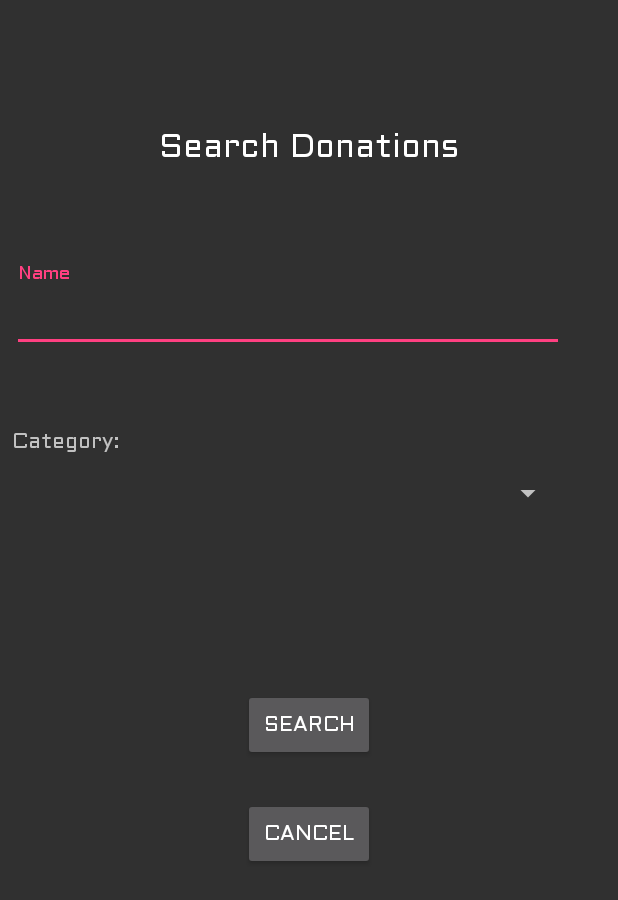
After one commit to jacobzipper/donationTrackerCS2340, an Android app: the layout donation_search_view.xml on its own in the app's theme, with its tools: preview values and no code run, on a phone screen of 412 x 824 dp. The commit adds this screen. Shown: the top 900 px of the screen. Run offline under Robolectric (Android 15) with nearby library versions, the phone set to English and light mode, and no system bars.

Commit message:
Searching functionality added, needs some touchups (ability to remove search filter) and some more testing (my emulator was lagging too badly to test much)
Signed-off-by: Jacob Allen <jballen95173@gmail.com>

```diff
--- a/app/src/main/AndroidManifest.xml
+++ b/app/src/main/AndroidManifest.xml
@@ -38,11 +38,6 @@
         <activity android:name=".activities.admintools.AddDonationActivity" />
         <activity android:name=".activities.admintools.ViewDonationsActivity"
             android:theme="@style/AppTheme.NoActionBar">
-            <intent-filter>
-                <action android:name="android.intent.action.SEARCH" />
-            </intent-filter>
-            <meta-data android:name="android.app.searchable"
-                android:resource="@xml/searchable"/>
         </activity>
         <activity android:name=".activities.admintools.AdminToolsActivity" />
         <!--
--- /dev/null
+++ b/app/src/main/res/layout/donation_search_view.xml
@@ -0,0 +1,106 @@
+<?xml version="1.0" encoding="utf-8"?>
+<android.support.constraint.ConstraintLayout xmlns:android="http://schemas.android.com/apk/res/android"
+    xmlns:app="http://schemas.android.com/apk/res-auto"
+    android:layout_width="match_parent"
+    android:layout_height="match_parent">
+
+    <TextView
+        android:id="@+id/donationSearchHeader"
+        android:layout_width="wrap_content"
+        android:layout_height="39dp"
+        android:layout_marginStart="8dp"
+        android:layout_marginTop="8dp"
+        android:layout_marginEnd="8dp"
+        android:layout_marginBottom="8dp"
+        android:text="@string/donations_search_title"
+        android:textAlignment="center"
+        android:textAppearance="@android:style/TextAppearance.Material.Large"
+        app:layout_constraintBottom_toBottomOf="parent"
+        app:layout_constraintEnd_toEndOf="parent"
+        app:layout_constraintStart_toStartOf="parent"
+        app:layout_constraintTop_toTopOf="parent"
+        app:layout_constraintVertical_bias="0.095" />
+
+    <android.support.design.widget.TextInputLayout
+        android:id="@+id/donationSearchNameLayout"
+        android:layout_width="368dp"
+        android:layout_height="wrap_content"
+        android:layout_marginStart="8dp"
+        android:layout_marginTop="8dp"
+        android:layout_marginEnd="8dp"
+        android:layout_marginBottom="8dp"
+        app:layout_constraintBottom_toBottomOf="parent"
+        app:layout_constraintEnd_toEndOf="parent"
+        app:layout_constraintHorizontal_bias="0.0"
+        app:layout_constraintStart_toStartOf="parent"
+        app:layout_constraintTop_toBottomOf="@+id/donationSearchHeader"
+        app:layout_constraintVertical_bias="0.077">
+
+        <android.support.design.widget.TextInputEditText
+            android:id="@+id/donationSearchNameInput"
+            android:layout_width="match_parent"
+            android:layout_height="wrap_content"
+            android:hint="@string/donations_search_name" />
+    </android.support.design.widget.TextInputLayout>
+
+    <TextView
+        android:id="@+id/donationSearchCategoryHeader"
+        android:layout_width="wrap_content"
+        android:layout_height="wrap_content"
+        android:layout_marginStart="8dp"
+        android:layout_marginTop="8dp"
+        android:layout_marginEnd="8dp"
+        android:layout_marginBottom="8dp"
+        android:text="@string/donations_search_category"
+        app:layout_constraintBottom_toBottomOf="parent"
+        app:layout_constraintEnd_toEndOf="parent"
+        app:layout_constraintHorizontal_bias="0.0"
+        app:layout_constraintStart_toStartOf="parent"
+        app:layout_constraintTop_toBottomOf="@+id/donationSearchNameLayout"
+        app:layout_constraintVertical_bias="0.075" />
+
+    <Spinner
+        android:id="@+id/donationSearchCategorySpinner"
+        android:layout_width="368dp"
+        android:layout_height="32dp"
+        android:layout_marginStart="8dp"
+        android:layout_marginTop="8dp"
+        android:layout_marginEnd="8dp"
+        android:layout_marginBottom="8dp"
+        app:layout_constraintBottom_toBottomOf="parent"
+        app:layout_constraintEnd_toEndOf="parent"
+        app:layout_constraintHorizontal_bias="0.0"
+        app:layout_constraintStart_toStartOf="parent"
+        app:layout_constraintTop_toBottomOf="@+id/donationSearchCategoryHeader"
+        app:layout_constraintVertical_bias="0.0" />
+
+    <Button
+        android:id="@+id/donationSearchGoButton"
+        android:layout_width="wrap_content"
+        android:layout_height="wrap_content"
+        android:layout_marginStart="8dp"
+        android:layout_marginTop="8dp"
+        android:layout_marginEnd="8dp"
+        android:layout_marginBottom="8dp"
+        android:text="@string/donations_search_button"
+        app:layout_constraintBottom_toBottomOf="parent"
+        app:layout_constraintEnd_toEndOf="parent"
+        app:layout_constraintStart_toStartOf="parent"
+        app:layout_constraintTop_toBottomOf="@+id/donationSearchCategorySpinner"
+        app:layout_constraintVertical_bias="0.257" />
+
+    <Button
+        android:id="@+id/donationSearchCancelButton"
+        android:layout_width="wrap_content"
+        android:layout_height="wrap_content"
+        android:layout_marginStart="8dp"
+        android:layout_marginTop="8dp"
+        android:layout_marginEnd="8dp"
+        android:layout_marginBottom="8dp"
+        android:text="@string/donations_search_cancel_button"
+        app:layout_constraintBottom_toBottomOf="parent"
+        app:layout_constraintEnd_toEndOf="parent"
+        app:layout_constraintStart_toStartOf="parent"
+        app:layout_constraintTop_toBottomOf="@+id/donationSearchGoButton"
+        app:layout_constraintVertical_bias="0.066" />
+</android.support.constraint.ConstraintLayout>
--- a/app/src/main/res/values/strings.xml
+++ b/app/src/main/res/values/strings.xml
@@ -69,4 +69,10 @@
     <string name="title_activity_locations_map">Map</string>
 
     <string name="back_from_map_button">Back</string>
+
+    <string name="donations_search_title">Search Donations</string>
+    <string name="donations_search_name">Name</string>
+    <string name="donations_search_category">Category:</string>
+    <string name="donations_search_button">Search</string>
+    <string name="donations_search_cancel_button">Cancel</string>
 </resources>
--- a/app/src/main/res/xml/searchable.xml
+++ /dev/null
@@ -1,5 +0,0 @@
-<?xml version="1.0" encoding="utf-8"?>
-<searchable xmlns:android="http://schemas.android.com/apk/res/android"
-    android:label="@string/app_name"
-    android:hint="@string/donation_name_prompt" >
-</searchable>
```
Also changed, not shown: app/src/main/java/a5x/cs2340/donationtracker/activities/admintools/GetDonationsTask.java (+1 -43 lines), app/src/main/java/a5x/cs2340/donationtracker/activities/admintools/SearchDonationsTask.java (+3 -43 lines), app/src/main/java/a5x/cs2340/donationtracker/activities/admintools/ViewDonationsActivity.java (+84 -1 lines).
